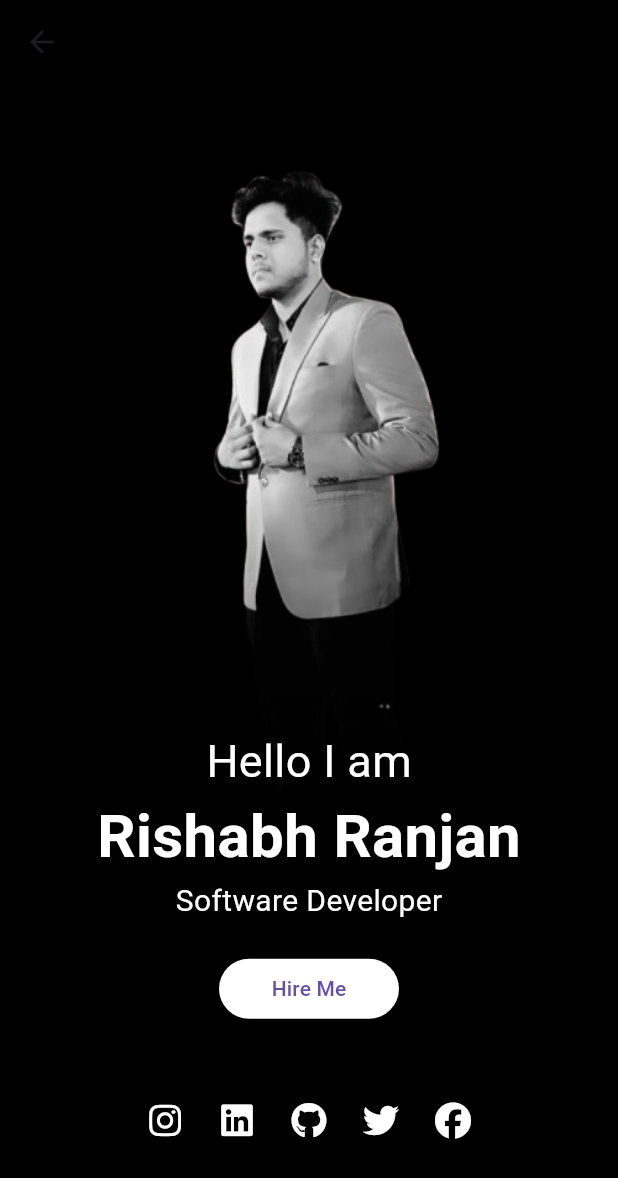
After one commit to rishabh2310113/portfolio, a Flutter app: the MyAbout screen opened by its route, on a phone screen of 412 x 824 dp. The commit adds this screen. Shown: the top 1178 px of the screen. Run offline on Flutter 3.47's test engine with Material 3 defaults, Android fonts, the phone set to English and light mode, and no system bars; our stand-ins replace font_awesome_flutter, sliding_sheet2.

Commit message:
created an about page

```diff
--- /dev/null
+++ b/lib/about.dart
@@ -0,0 +1,134 @@
+import 'package:flutter/material.dart';
+import 'package:font_awesome_flutter/font_awesome_flutter.dart';
+import 'package:url_launcher/url_launcher.dart';
+
+
+class MyAbout extends StatefulWidget {
+  const MyAbout({super.key});
+
+  @override
+  State<MyAbout> createState() => _MyWidgetState();
+}
+
+class _MyWidgetState extends State<MyAbout> {
+  @override
+  Widget build(BuildContext context) {
+     final isWideScreen = MediaQuery.of(context).size.width>600;
+    return Scaffold(
+      backgroundColor: Colors.black,
+    extendBodyBehindAppBar: true,
+    appBar: AppBar(
+      elevation: 0,
+      backgroundColor: Colors.transparent,
+    ),
+    body:  Container(
+        child: Stack(
+          children: [
+            // Container(
+            //   //margin: EdgeInsets.only(top: 60),
+            //   child: Image.asset('assets/Port1.jpeg', height: 400, width: 1000, fit: BoxFit.contain,),
+            // ),
+             Container(
+              margin: const EdgeInsets.only(top: 35),
+               child: ShaderMask(
+                shaderCallback: (bounds){
+                  return const LinearGradient(
+                    begin: Alignment.center,
+                    end: Alignment.bottomCenter,
+                    colors: [Colors.black , Colors.transparent])
+                    .createShader(bounds);
+                },
+                blendMode: BlendMode.dstIn,
+                child : Image.asset('assets/Port1.png',
+                 height: isWideScreen ? 700 : 570, fit: BoxFit.contain,),),
+            ),
+            Container(
+              alignment: Alignment.center,
+              margin: EdgeInsets.only(top: MediaQuery.of(context).size.height*0.59),
+              //const SizedBox(height: 10,),
+              child: Column(
+                children: [
+                  const Text('Hello I am',
+                  style: TextStyle(
+                    color: Colors.white,
+                    fontSize: 30,
+                  ),
+                  ),
+                  const Text(
+                  'Rishabh Ranjan',
+                  style: TextStyle(
+                    color: Colors.white,
+                fontSize: 40,
+                 fontWeight: FontWeight.bold),
+                ),
+                 const Text(
+                  'Software Developer',
+                  style: TextStyle(color: Colors.white, fontSize: 20),
+                 ),
+
+                 const SizedBox(
+                  height: 20,
+                 ),
+                 SizedBox(
+                  width: 120,
+                    child: TextButton(onPressed: (){
+
+                    }, child: Text('Hire Me'), style: TextButton.styleFrom(backgroundColor: Colors.white),),
+                 ),
+                 const SizedBox(
+                  height: 40,
+                 ),
+                 Row(
+                  mainAxisAlignment: MainAxisAlignment.center,
+                  children: [
+                    IconButton(onPressed: () async{
+                       final Uri url = Uri.parse('https://www.instagram.com/invites/contact/?igsh=q6tstl4h6m60&utm_content=p3io3ir');
+                       if(!await launchUrl(url)){
+                        throw Exception('could not load $url');
+                       }
+                    }, icon: const Icon(
+                      FontAwesomeIcons.instagram, color: Colors.white,
+                    )),
+                    IconButton(onPressed: () async{
+                      final Uri url = Uri.parse('https://www.linkedin.com/in/rishabh-ranjan18/');
+                       if(!await launchUrl(url)){
+                        throw Exception('could not load $url');
+                       }
+                    }, icon: const Icon(
+                      FontAwesomeIcons.linkedin, color: Colors.white,
+                    )),
+                    IconButton(onPressed: () async{
+                      final Uri url = Uri.parse('https://github.com/rishabh2310113');
+                       if(!await launchUrl(url)){
+                        throw Exception('could not load $url');
+                       }
+                    }, icon: const Icon(
+                      FontAwesomeIcons.github, color: Colors.white,
+                    )),
+                    IconButton(onPressed: () async{
+                      final Uri url = Uri.parse('https://x.com/Rishabh2310113');
+                       if(!await launchUrl(url)){
+                        throw Exception('could not load $url');
+                       }
+                    }, icon: const Icon(
+                      FontAwesomeIcons.twitter, color: Colors.white,
+                    )),
+                    IconButton(onPressed: () async{
+                      final Uri url = Uri.parse('https://x.com/Rishabh2310113');
+                       if(!await launchUrl(url)){
+                        throw Exception('could not load $url');
+                       }
+                    }, icon: const Icon(
+                      FontAwesomeIcons.facebook, color: Colors.white,
+                    ))
+                  ],
+                 )
+                ],
+              ),
+            )
+          ],
+        ),
+      ),
+    );
+  }
+}
--- a/lib/home.dart
+++ b/lib/home.dart
@@ -76,7 +76,7 @@ class _MyHomeState extends State<MyHome> {
              PopupMenuItem(value: 2,child: TextButton(
             child: const Text('About Me' , style: TextStyle(color: Colors.white)),
             onPressed: (){
-              // Navigator.pushNamed(context, 'about');
+              Navigator.pushNamed(context, 'about');
             },
            ),
            )
--- a/lib/main.dart
+++ b/lib/main.dart
@@ -1,4 +1,5 @@
 import 'package:flutter/material.dart';
+import 'package:portfolio/about.dart';
 import 'package:portfolio/home.dart';
 
 void main() {
@@ -7,6 +8,7 @@ void main() {
      debugShowCheckedModeBanner: false,
      routes: {
        'home' : (context) => const MyHome(),
+       'about' : (Context) => const MyAbout(),
      },
   ));
 }
--- a/pubspec.yaml
+++ b/pubspec.yaml
@@ -36,6 +36,8 @@ dependencies:
   # Use with the CupertinoIcons class for iOS style icons.
   cupertino_icons: ^1.0.8
   sliding_sheet2: ^2.0.1
+  font_awesome_flutter: ^10.8.0
+  url_launcher: ^6.3.1
 
 dev_dependencies:
   flutter_test:
```
Also changed, not shown: pubspec.lock, 5 other files.
